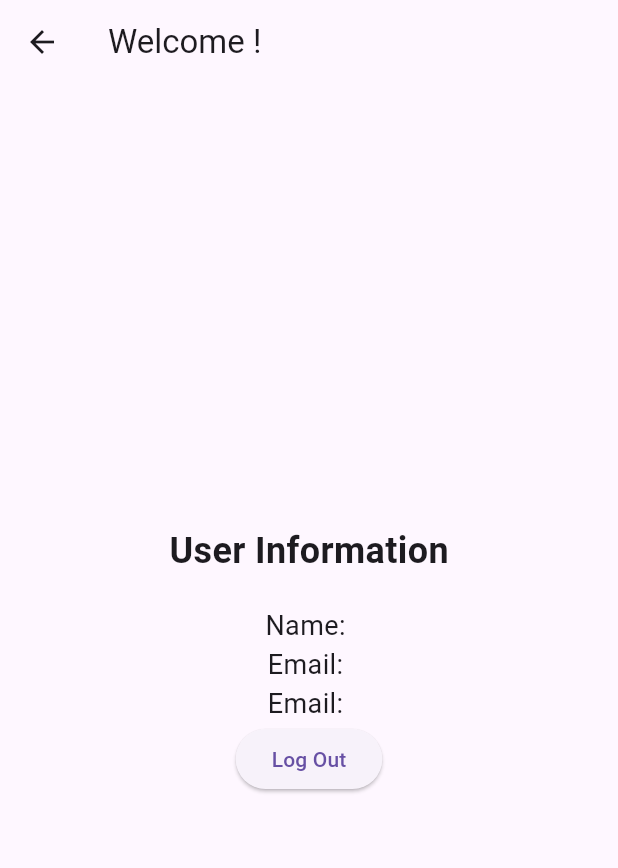
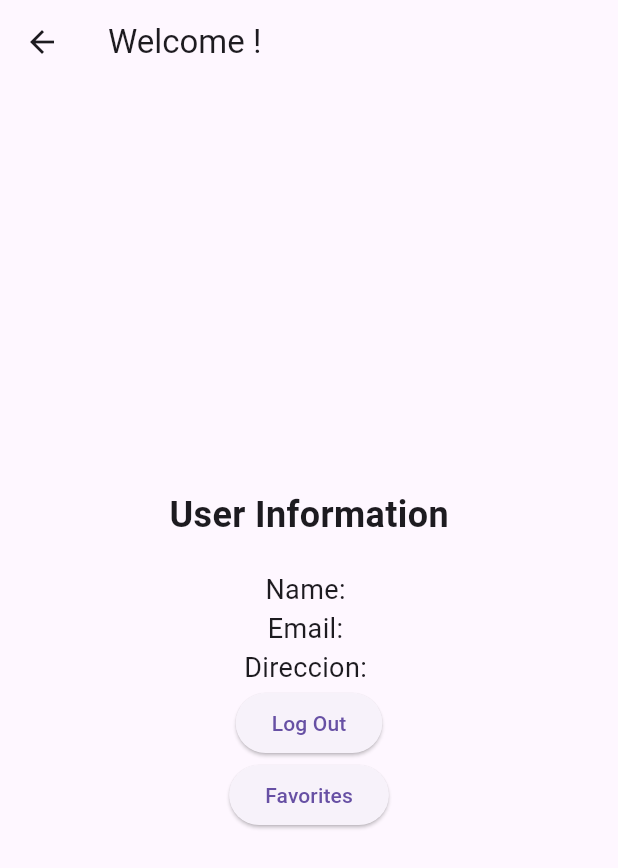
Before and after one commit to MauriazarMorat/ProgramasVcode, a Flutter app: the UserScreen screen opened directly, on a phone screen of 412 x 824 dp. Shown: the top 868 px of the screen. Run offline on Flutter 3.47's test engine with Material 3 defaults, Android fonts, the light colour scheme and no system bars; our stand-ins replace cloud_firestore, firebase_auth, firebase_core, flutter_riverpod, go_router; accounts and stored records are empty.

Commit message:
ama able

```diff
--- a/flutter_tp2/flutter_application2/lib/core/router.dart
+++ b/flutter_tp2/flutter_application2/lib/core/router.dart
@@ -8,6 +8,7 @@ import 'package:flutter_application2/screens/game_edit_screen.dart';
 import 'package:flutter_application2/screens/prelogin_screen.dart';
 import 'package:flutter_application2/screens/favs_screen.dart';
 import 'package:flutter_application2/entities/game.dart';
+import 'package:flutter_application2/screens/user_screen.dart';
 import 'package:go_router/go_router.dart';
 
 final appRouter = GoRouter(
@@ -52,6 +53,11 @@ final appRouter = GoRouter(
       path: '/favs',
       builder: (context, state) => const FavsScreen(),
       ),
+      GoRoute(
+      name: UserScreen.name,
+      path: '/user',
+      builder: (context, state) => const UserScreen(),
+      ),
 
 
   ],
--- a/flutter_tp2/flutter_application2/lib/screens/game_screen.dart
+++ b/flutter_tp2/flutter_application2/lib/screens/game_screen.dart
@@ -1,6 +1,7 @@
 import 'package:flutter_application2/providers/game_provider.dart';
 import 'package:flutter_application2/providers/usuario_nextprovider.dart';
 import 'package:flutter_application2/screens/favs_screen.dart';
+import 'package:flutter_application2/screens/user_screen.dart';
 import 'package:flutter_application2/screens/game_detail_screen.dart';
 import 'package:flutter_application2/screens/game_add_screen.dart';
 import 'package:flutter_application2/screens/game_edit_screen.dart';
@@ -9,7 +10,7 @@ import 'package:go_router/go_router.dart';
 import 'package:flutter_application2/entities/game.dart';
 import 'package:flutter_application2/entities/usuario.dart';
 import 'package:flutter_riverpod/flutter_riverpod.dart';
-import 'package:flutter_application2/screens/user_screen.dart';
+
 
 class GameScreen extends ConsumerStatefulWidget {
   static const String name = 'game';
@@ -38,7 +39,7 @@ class _GameScreenState extends ConsumerState<GameScreen> {
           IconButton(
           icon: Icon(Icons.person),
           onPressed: () {
-              context.pushNamed(UserScreen.name);
+          context.pushNamed(UserScreen.name);
           }
           )
         ],
--- a/flutter_tp2/flutter_application2/lib/screens/user_screen.dart
+++ b/flutter_tp2/flutter_application2/lib/screens/user_screen.dart
@@ -37,8 +37,11 @@ class _UserScreenState extends ConsumerState<UserScreen> {
       appBar: AppBar(
         title: Text('Welcome ${usuario.nombre}!'),
       ),
-      body: _UserView(gameList: gameList, usuario: usuario),
-
+      body: _UserView(
+        gameList: gameList,
+        usuario: usuario,
+        ref: ref,
+      ),
     );
   }
 }
@@ -46,16 +49,18 @@ class _UserScreenState extends ConsumerState<UserScreen> {
 class _UserView extends StatelessWidget {
   final List<Game> gameList;
   final Usuario usuario;
-  const _UserView({required this.gameList, required this.usuario});
+  final WidgetRef ref;
+
+  const _UserView({
+    required this.gameList,
+    required this.usuario,
+    required this.ref,
+  });
 
   Future<void> LogOut(BuildContext context) async {
-
-    // Aquí puedes agregar la lógica para cerrar sesión si es necesario
-    context.goNamed(PreloginScreen.name); // Navega a la pantalla de login
+    ref.read(UsuarioProvider.notifier).logOut();
+    context.goNamed(PreloginScreen.name);
   }
-
-
-
 
   @override
   Widget build(BuildContext context) {
@@ -67,12 +72,16 @@ class _UserView extends StatelessWidget {
           SizedBox(height: 20),
           Text('Name: ${usuario.nombre}', style: TextStyle(fontSize: 18)),
           Text('Email: ${usuario.email}', style: TextStyle(fontSize: 18)),
-          Text('Email: ${usuario.direccion}', style: TextStyle(fontSize: 18)),
-          // Add more user details as needed
+          Text('Direccion: ${usuario.direccion}', style: TextStyle(fontSize: 18)),
           ElevatedButton(
-              onPressed: () async => LogOut(context),
-              child: const Text("Log Out"),
-            ),
+            onPressed: () async => LogOut(context),
+            child: const Text("Log Out"),
+          ),
+          ElevatedButton(
+            onPressed: () async =>
+            context.pushNamed(FavsScreen.name),
+            child: const Text("Favorites"),
+          ),
         ],
       ),
     );
```
Also changed, not shown: flutter_tp2/flutter_application2/lib/providers/usuario_nextprovider.dart (+14 -0 lines), flutter_tp2/flutter_application2/lib/screens/favs_screen.dart (+0 -8 lines).
